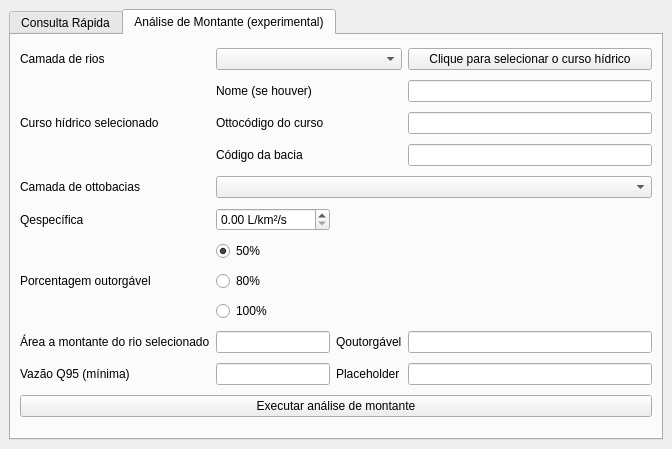
This is iat_teste_dockwidget_base.ui in zyngra/IatTeste as Qt 5 draws it before an edit. The edited form follows.
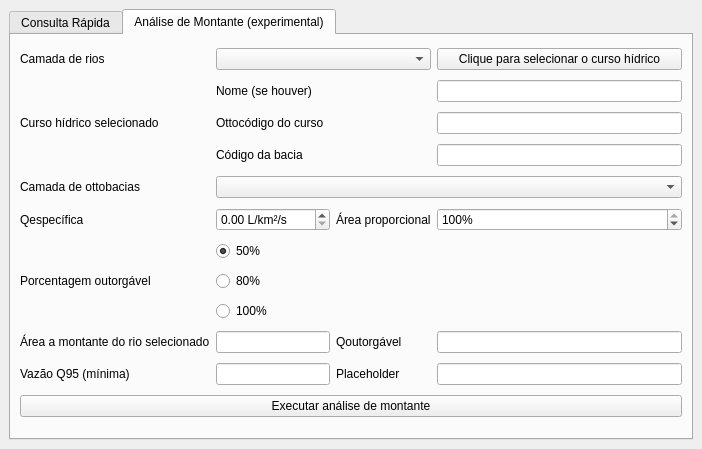
This is the edited form. The open tabs and pages were chosen to show the change. Custom widgets are drawn as their Qt base class.

Commit message: Adicionado cálculo de área proporcional

```diff
--- a/iat_teste_dockwidget_base.ui
+++ b/iat_teste_dockwidget_base.ui
@@ -6,7 +6,7 @@
    <rect>
     <x>0</x>
     <y>0</y>
-    <width>672</width>
+    <width>702</width>
     <height>449</height>
    </rect>
   </property>
@@ -293,6 +293,29 @@
           </property>
          </widget>
         </item>
+        <item row="10" column="4">
+         <widget class="QSpinBox" name="sel_area_prop">
+          <property name="suffix">
+           <string>%</string>
+          </property>
+          <property name="minimum">
+           <number>0</number>
+          </property>
+          <property name="maximum">
+           <number>100</number>
+          </property>
+          <property name="value">
+           <number>100</number>
+          </property>
+         </widget>
+        </item>
+        <item row="10" column="3">
+         <widget class="QLabel" name="label_12">
+          <property name="text">
+           <string>Área proporcional</string>
+          </property>
+         </widget>
+        </item>
        </layout>
       </widget>
      </widget>
```
The commit also changes 1 other file.
